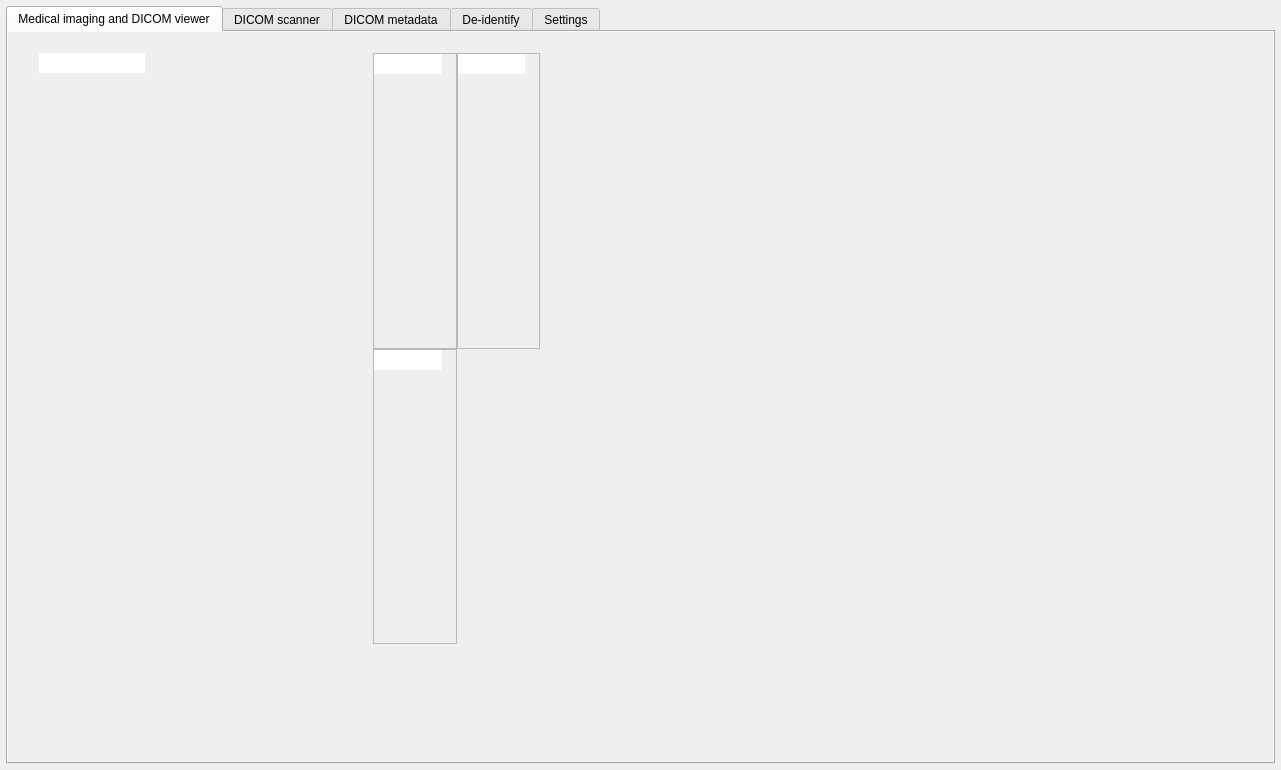
Above: GUI/mainwindow.ui from AlizaMedicalImaging/AlizaMS before the change. Below: the same form after it.
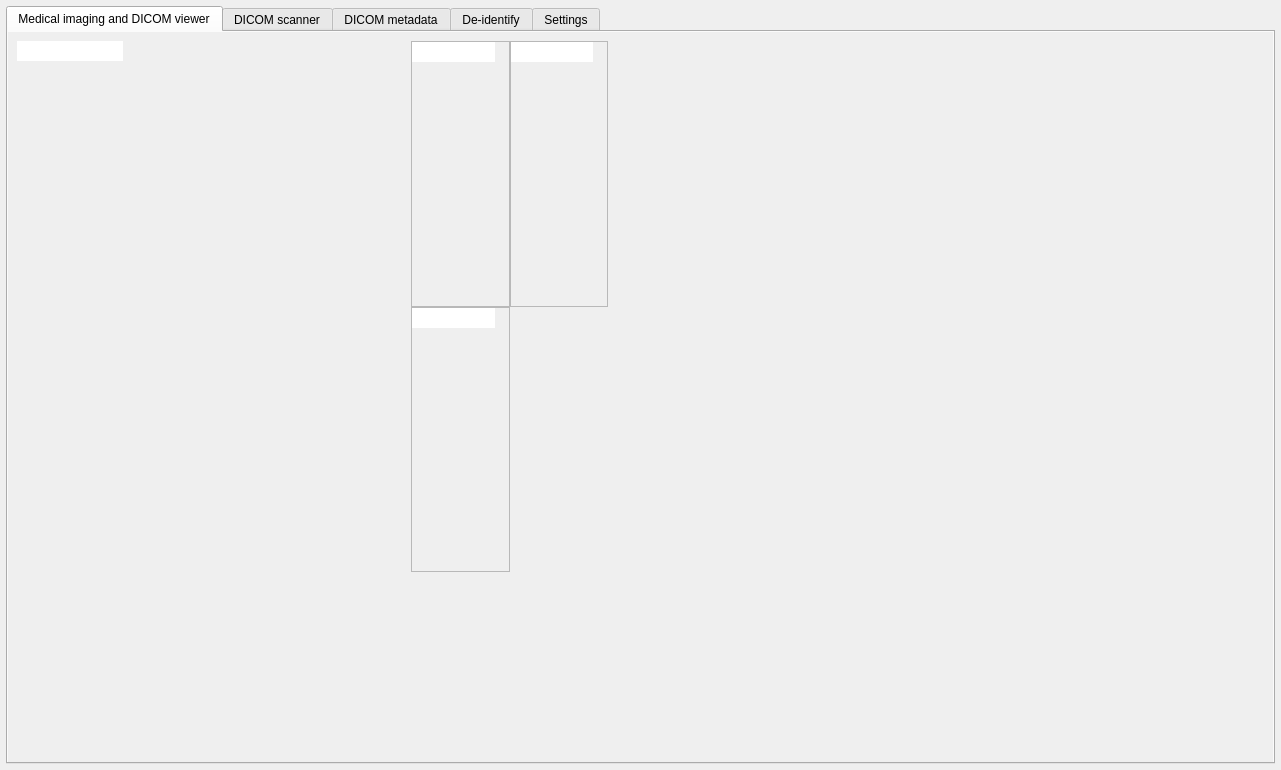
That is the form after the change.

The edit to the form file:
```diff
--- a/GUI/mainwindow.ui
+++ b/GUI/mainwindow.ui
@@ -160,10 +160,10 @@
                  <widget class="QFrame" name="frame2D">
                   <property name="geometry">
                    <rect>
-                    <x>31</x>
-                    <y>21</y>
-                    <width>501</width>
-                    <height>591</height>
+                    <x>9</x>
+                    <y>9</y>
+                    <width>591</width>
+                    <height>531</height>
                    </rect>
                   </property>
                   <property name="sizePolicy">
@@ -1032,10 +1032,10 @@
                  <widget class="QFrame" name="frame3D">
                   <property name="geometry">
                    <rect>
-                    <x>578</x>
-                    <y>31</y>
-                    <width>451</width>
-                    <height>581</height>
+                    <x>635</x>
+                    <y>9</y>
+                    <width>521</width>
+                    <height>521</height>
                    </rect>
                   </property>
                   <property name="sizePolicy">
@@ -1048,6 +1048,12 @@
                    <bool>true</bool>
                   </property>
                   <layout class="QVBoxLayout" name="verticalLayout_2">
+                   <property name="spacing">
+                    <number>0</number>
+                   </property>
+                   <property name="margin">
+                    <number>0</number>
+                   </property>
                    <item>
                     <widget class="QFrame" name="view3d_frame">
                      <property name="sizePolicy">
```
Left out of the diff: 2 changed lines with no effect on the pictures.
